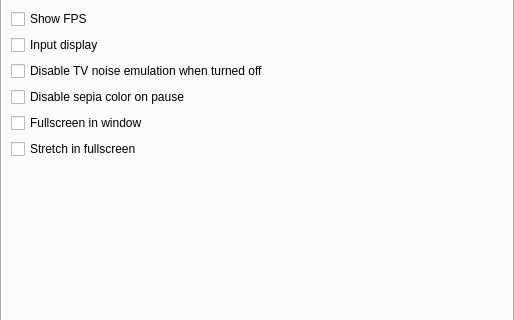
punesemu/puNES, file src/gui/designer/wdgSettingsVideo.ui: the form before one commit; both pictures show x 0 to 514 and y 152 to 472 of the 514 by 629 pixel window.
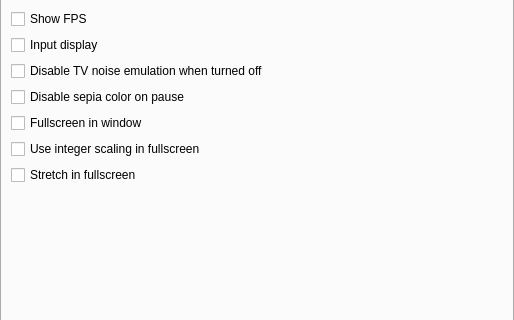
The form after the commit. Icons and pictures are not drawn. Custom widgets are drawn as their Qt base class.

Commit message: Added the option "Use integer scale in fullscreen" which toggle the vertical stretch in the fullscreen.

Patch:
```diff
--- a/src/gui/designer/wdgSettingsVideo.ui
+++ b/src/gui/designer/wdgSettingsVideo.ui
@@ -205,6 +205,13 @@
            </property>
           </widget>
          </item>
+         <item>
+          <widget class="QCheckBox" name="checkBox_Use_integer_scaling_in_fullscreen">
+           <property name="text">
+            <string>Use integer scaling in fullscreen</string>
+           </property>
+          </widget>
+         </item>
          <item>
           <widget class="QCheckBox" name="checkBox_Stretch_in_fullscreen">
            <property name="text">
```
Left out of the diff: 9 changed lines with no effect on the pictures. The commit also changes 18 other files.
